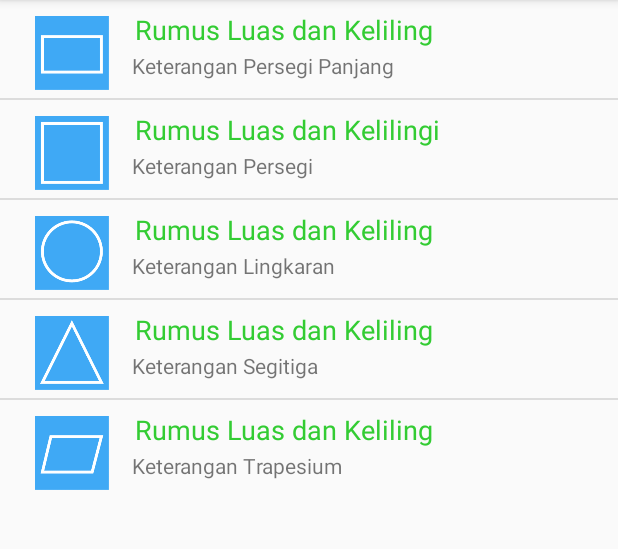
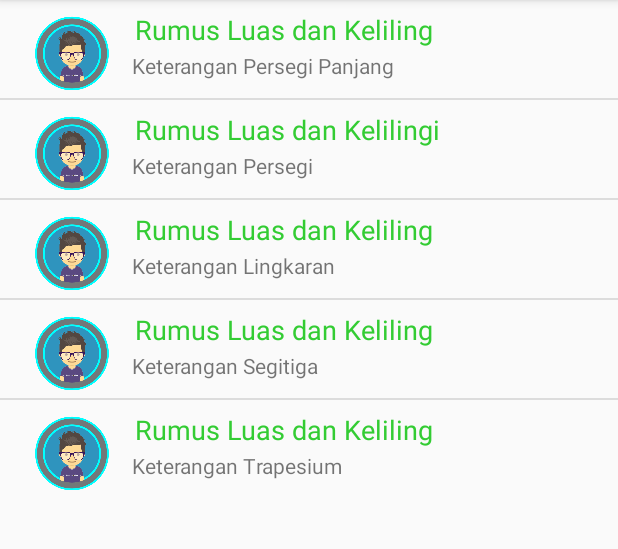
Before and after one commit to agrendra/uts_PMobile, an Android app: the screen it shows after launch (MainActivity), on a phone screen of 412 x 824 dp, the part 84-633 px from its top. Run offline under Robolectric (Android 15) with nearby library versions, the light colour scheme and no system bars; 1 statement that could not run was skipped.

Commit message:
Update beberapa file

```diff
--- a/app/src/main/java/com/example/agrendra/uts_pmobile/MainActivity.java
+++ b/app/src/main/java/com/example/agrendra/uts_pmobile/MainActivity.java
@@ -5,10 +5,11 @@ import android.support.v7.app.AppCompatActivity;
 import android.os.Bundle;
 import android.text.Html;
 import android.view.View;
+import android.widget.Adapter;
 import android.widget.AdapterView;
 import android.widget.ListView;
 
-public class MainActivity extends AppCompatActivity {
+public class MainActivity extends AppCompatActivity implements AdapterView.OnItemClickListener{
     Intent intent;
     ListView list;
     String[] itemname = {
@@ -20,11 +21,11 @@ public class MainActivity extends AppCompatActivity {
     };
 
     Integer[] imgid = {
-            R.drawable.panjang,
-            R.drawable.persegi,
-            R.drawable.lingkaran,
-            R.drawable.segitiga,
-            R.drawable.trapesium
+            R.drawable.icon,
+            R.drawable.icon,
+            R.drawable.icon,
+            R.drawable.icon,
+            R.drawable.icon
     };
 
     String[] descriptionitem = {
```
